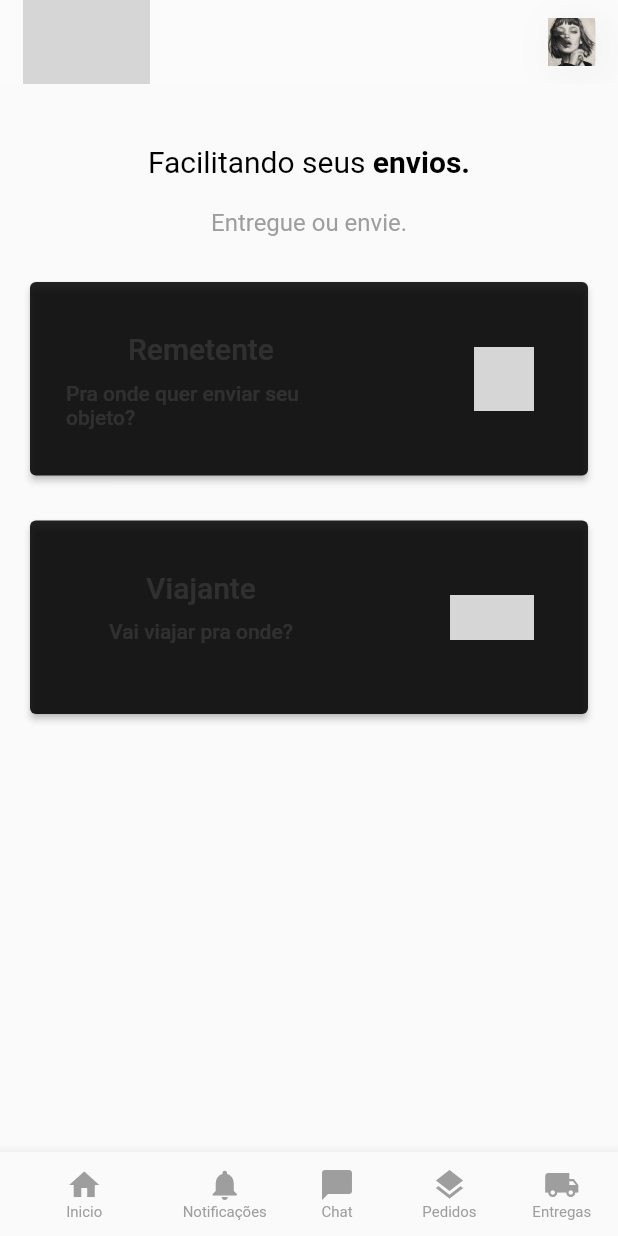
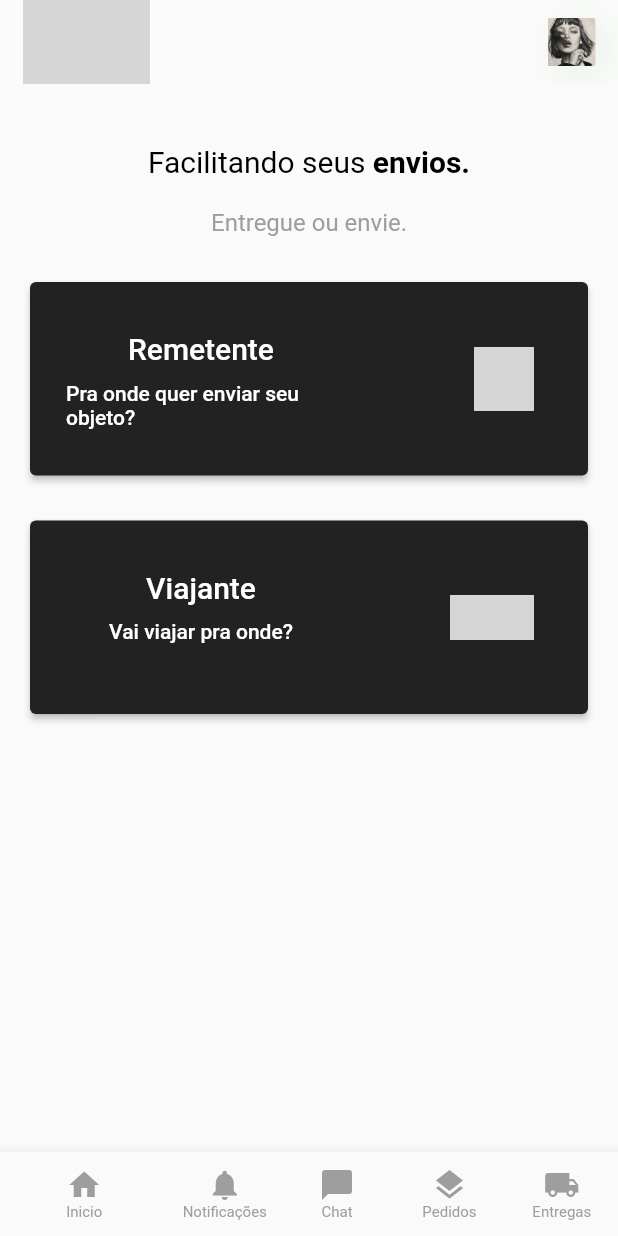
Before and after one commit to Natanael-ADS/muvver-app, a Flutter app: the screen it shows after launch, on a phone screen of 412 x 824 dp. Run offline on Flutter 3.47's test engine with Material 2 defaults, Android fonts, the light colour scheme and no system bars; our stand-ins replace flutter_mobx, flutter_modular, mobx; generated files the repository leaves out were written again; grey boxes are pictures that could not be loaded.

Commit message:
added module/transports/presenter

```diff
--- /dev/null
+++ b/lib/modules/core/constant/route_const.dart
@@ -0,0 +1,6 @@
+// ignore_for_file: constant_identifier_names
+
+class RouterConst {
+  static const HOME = '/';
+  static const SELECT_TRANSPORT = '/tranport/select';
+}
--- a/lib/modules/core/custom/custom_button.dart
+++ b/lib/modules/core/custom/custom_button.dart
@@ -1,94 +1,37 @@
 import 'package:flutter/material.dart';
-import 'package:muvver_app/modules/core/constant/image_const.dart';
 import 'package:muvver_app/modules/core/styles/color_theme.dart';
 
 class CustomButton extends StatelessWidget {
-  final Function onPressed;
   final String title;
-  final String message;
-  final String pathImage;
-
+  final void Function() onPressed;
   const CustomButton({
     Key? key,
+    required this.title,
     required this.onPressed,
-    required this.title,
-    required this.message,
-    required this.pathImage,
   }) : super(key: key);
 
   @override
   Widget build(BuildContext context) {
-    return _button();
-  }
-
-  Widget _button() {
-    return Padding(
-      padding: const EdgeInsets.only(left: 20, right: 20, top: 30),
-      child: ElevatedButton(
-        onPressed: () => onPressed,
-        style: ButtonStyle(
-          backgroundColor: MaterialStateProperty.all(ColorTheme.SECOND),
-        ),
+    return Container(
+      alignment: Alignment.bottomCenter,
+      child: Padding(
+        padding: const EdgeInsets.only(left: 20, right: 20, bottom: 20),
         child: SizedBox(
-          height: 129,
-          child: Padding(
-            padding:
-                const EdgeInsets.only(left: 8, right: 20, top: 8, bottom: 8),
-            child: Row(
-              mainAxisAlignment: MainAxisAlignment.spaceBetween,
-              children: [_messageButton(), _image()],
+          height: 48,
+          width: double.infinity,
+          child: ElevatedButton(
+            onPressed: onPressed,
+            child: Text(
+              title,
+              style: const TextStyle(
+                color: ColorText.THIRD,
+                fontSize: 16,
+                fontWeight: FontWeight.normal,
+              ),
             ),
           ),
         ),
       ),
     );
   }
-
-  Widget _messageButton() {
-    return SizedBox(
-      width: 180,
-      child: Column(
-        children: [
-          const SizedBox(height: 25),
-          Center(
-            child: Text(
-              title,
-              style: const TextStyle(
-                color: ColorText.THIRD,
-                fontSize: 20,
-              ),
-            ),
-          ),
-          const SizedBox(height: 10),
-          Center(
-            child: Text(
-              message,
-              style: const TextStyle(
-                color: ColorText.THIRD,
-                fontSize: 14,
-              ),
-            ),
-          ),
-        ],
-      ),
-    );
-  }
-
-  Widget _image() {
-    double? height, width = 0;
-
-    if (pathImage == ImageConst.BOX_2) {
-      height = 43;
-      width = 40;
-    }
-    if (pathImage == ImageConst.TRUCK_2) {
-      height = 30;
-      width = 56;
-    }
-    return Image.asset(
-      pathImage,
-      height: height,
-      width: width,
-    );
-  }
 }
--- /dev/null
+++ b/lib/modules/core/custom/custom_button_with_image.dart
@@ -0,0 +1,94 @@
+import 'package:flutter/material.dart';
+import 'package:muvver_app/modules/core/constant/image_const.dart';
+import 'package:muvver_app/modules/core/styles/color_theme.dart';
+
+class CustomButtonWithImage extends StatelessWidget {
+  final void Function() onPressed;
+  final String title;
+  final String message;
+  final String pathImage;
+
+  const CustomButtonWithImage({
+    Key? key,
+    required this.onPressed,
+    required this.title,
+    required this.message,
+    required this.pathImage,
+  }) : super(key: key);
+
+  @override
+  Widget build(BuildContext context) {
+    return _button();
+  }
+
+  Widget _button() {
+    return Padding(
+      padding: const EdgeInsets.only(left: 20, right: 20, top: 30),
+      child: ElevatedButton(
+        onPressed: onPressed,
+        style: ButtonStyle(
+          backgroundColor: MaterialStateProperty.all(ColorTheme.SECOND),
+        ),
+        child: SizedBox(
+          height: 129,
+          child: Padding(
+            padding:
+                const EdgeInsets.only(left: 8, right: 20, top: 8, bottom: 8),
+            child: Row(
+              mainAxisAlignment: MainAxisAlignment.spaceBetween,
+              children: [_messageButton(), _image()],
+            ),
+          ),
+        ),
+      ),
+    );
+  }
+
+  Widget _messageButton() {
+    return SizedBox(
+      width: 180,
+      child: Column(
+        children: [
+          const SizedBox(height: 25),
+          Center(
+            child: Text(
+              title,
+              style: const TextStyle(
+                color: ColorText.THIRD,
+                fontSize: 20,
+              ),
+            ),
+          ),
+          const SizedBox(height: 10),
+          Center(
+            child: Text(
+              message,
+              style: const TextStyle(
+                color: ColorText.THIRD,
+                fontSize: 14,
+              ),
+            ),
+          ),
+        ],
+      ),
+    );
+  }
+
+  Widget _image() {
+    double? height, width = 0;
+
+    if (pathImage == ImageConst.BOX_2) {
+      height = 43;
+      width = 40;
+    }
+    if (pathImage == ImageConst.TRUCK_2) {
+      height = 30;
+      width = 56;
+    }
+    return Image.asset(
+      pathImage,
+      height: height,
+      width: width,
+    );
+  }
+}
--- a/lib/modules/core/styles/color_theme.dart
+++ b/lib/modules/core/styles/color_theme.dart
@@ -3,13 +3,14 @@
 import 'package:flutter/material.dart';
 
 class ColorTheme {
-  static const PRIMARY = Colors.grey;
-  static const SECOND = Colors.black87;
+  static const PRIMARY = Colors.green;
+  static const SECOND = Color(0xFF222222);
   static const THIRD = Colors.white10;
+  static const FOURTH = Colors.grey;
 }
 
 class ColorText {
   static const PRIMARY = Colors.black;
   static const SECOND = Colors.grey;
-  static const THIRD = Colors.white10;
+  static const THIRD = Colors.white;
 }
--- a/lib/modules/home/home_widget.dart
+++ b/lib/modules/home/home_widget.dart
@@ -1,10 +1,13 @@
 import 'package:flutter/material.dart';
 import 'package:flutter/services.dart';
+import 'package:flutter_modular/flutter_modular.dart';
 import 'package:muvver_app/modules/core/constant/image_const.dart';
+import 'package:muvver_app/modules/core/constant/route_const.dart';
 import 'package:muvver_app/modules/core/constant/words_const.dart';
-import 'package:muvver_app/modules/core/custom/custom_button.dart';
+import 'package:muvver_app/modules/core/custom/custom_button_with_image.dart';
 import 'package:muvver_app/modules/core/styles/color_theme.dart';
-import 'package:muvver_app/modules/home/home_text.dart';
+
+import 'home_text.dart';
 
 class HomeWidget extends StatefulWidget {
   const HomeWidget({Key? key}) : super(key: key);
@@ -110,8 +113,8 @@ class _HomeWidgetState extends State<HomeWidget> {
     return BottomNavigationBar(
       showSelectedLabels: true,
       showUnselectedLabels: true,
-      unselectedItemColor: ColorTheme.PRIMARY,
-      fixedColor: ColorTheme.PRIMARY,
+      unselectedItemColor: ColorTheme.FOURTH,
+      fixedColor: ColorTheme.FOURTH,
       selectedFontSize: 10,
       unselectedFontSize: 10,
       items: const [
@@ -140,7 +143,7 @@ class _HomeWidgetState extends State<HomeWidget> {
   }
 
   Widget _button1() {
-    return CustomButton(
+    return CustomButtonWithImage(
       onPressed: () {},
       title: HomeText.BUTTON_TITLE_1,
       message: HomeText.BUTTON_TEXT_1,
@@ -149,8 +152,10 @@ class _HomeWidgetState extends State<HomeWidget> {
   }
 
   Widget _button2() {
-    return CustomButton(
-      onPressed: () {},
+    return CustomButtonWithImage(
+      onPressed: () {
+        Modular.to.navigate(RouterConst.SELECT_TRANSPORT);
+      },
       title: HomeText.BUTTON_TITLE_2,
       message: HomeText.BUTTON_TEXT_2,
       pathImage: ImageConst.TRUCK_2,
```
Also changed, not shown: lib/modules/app_module.dart (+9 -2 lines), lib/modules/core/custom/custom_radio.dart (added, +58 -0 lines), lib/modules/transports/presenter/select_transport_store.dart (added, +24 -0 lines), lib/modules/transports/presenter/select_transport_text.dart (added, +8 -0 lines), lib/modules/transports/presenter/select_transport_widget.dart (added, +123 -0 lines), lib/modules/transports/presenter/select_transport_store.g.dart (added), pubspec.lock, 2 other files.
